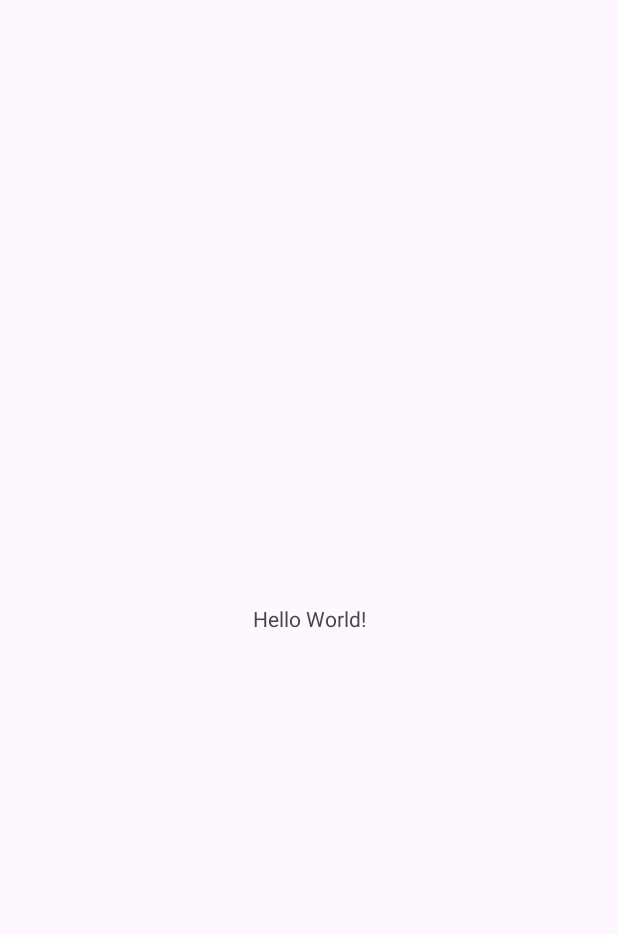
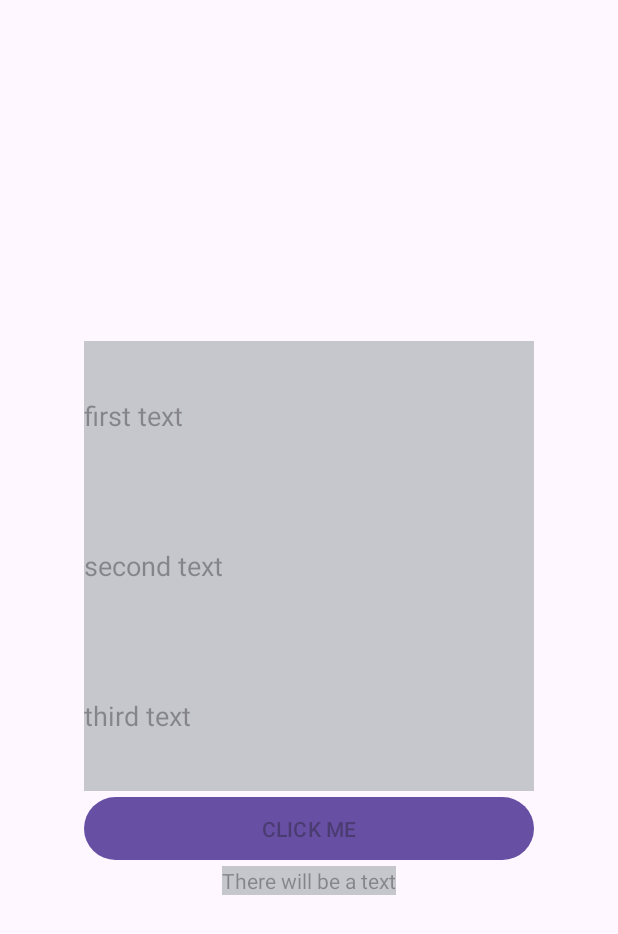
Before and after one commit to Sasha-VAV/3_edtext_in_1_with_handwriting_simulation, an Android app: the screen it shows after launch (MainActivity), on a phone screen of 412 x 824 dp. Before the commit the part shown is almost empty. Shown: the top 934 px of the screen. Run offline under Robolectric (Android 15) with nearby library versions, the phone set to English and light mode, and no system bars.

Commit message:
fix architecture

```diff
--- a/app/src/main/res/layout/activity_main.xml
+++ b/app/src/main/res/layout/activity_main.xml
@@ -1,18 +1,46 @@
 <?xml version="1.0" encoding="utf-8"?>
-<androidx.constraintlayout.widget.ConstraintLayout xmlns:android="http://schemas.android.com/apk/res/android"
+<LinearLayout xmlns:android="http://schemas.android.com/apk/res/android"
     xmlns:app="http://schemas.android.com/apk/res-auto"
     xmlns:tools="http://schemas.android.com/tools"
     android:layout_width="match_parent"
     android:layout_height="match_parent"
+    android:orientation="vertical"
+    android:layout_gravity="center"
+    android:gravity="center"
     tools:context=".MainActivity">
+    <EditText
+        android:layout_width="300dp"
+        android:layout_height="100dp"
+        android:background="@color/material_dynamic_neutral80"
+        android:textColor="@color/black"
+        android:id="@+id/ed1"
+        android:hint="first text"/>
+    <EditText
+        android:layout_width="300dp"
+        android:layout_height="100dp"
+        android:background="@color/material_dynamic_neutral80"
+        android:textColor="@color/black"
+        android:id="@+id/ed2"
+        android:hint="second text"/>
+    <EditText
+        android:layout_width="300dp"
+        android:layout_height="100dp"
+        android:background="@color/material_dynamic_neutral80"
+        android:textColor="@color/black"
+        android:id="@+id/ed3"
+        android:hint="third text"/>
+    <Button
+        android:layout_width="300dp"
+        android:layout_height="50dp"
+        android:hint="CLICK ME"
+        android:textColor="@color/black"
+        android:id="@+id/butt"></Button>
+    <TextView
+    android:layout_width="wrap_content"
+    android:layout_height="wrap_content"
+    android:id="@+id/TV"
+    android:background="@color/material_dynamic_neutral80"
+    android:textColor="@color/black"
+    android:hint="There will be a text"/>
 
-    <TextView
-        android:layout_width="wrap_content"
-        android:layout_height="wrap_content"
-        android:text="Hello World!"
-        app:layout_constraintBottom_toBottomOf="parent"
-        app:layout_constraintEnd_toEndOf="parent"
-        app:layout_constraintStart_toStartOf="parent"
-        app:layout_constraintTop_toTopOf="parent" />
-
-</androidx.constraintlayout.widget.ConstraintLayout>
+</LinearLayout>
```
Also changed, not shown: app/build.gradle.kts (+5 -2 lines), app/src/main/java/com/example/a3edtextin1withhandwriting/MainActivity.java (+64 -0 lines).
